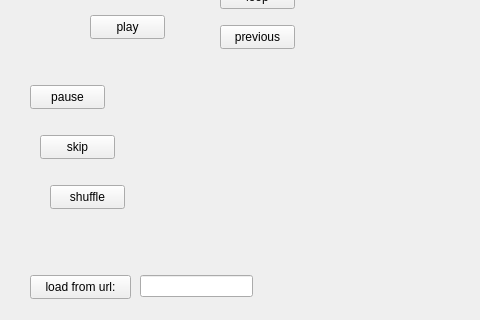
moltenlavaguava/peanut, file gui/main/gui.ui: the form before one commit; both pictures show x 0 to 480 and y 95 to 415 of the 710 by 584 pixel window.
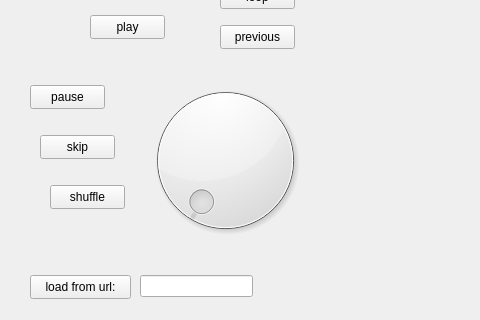
The form after the commit. Custom widgets are drawn as their Qt base class.

Patch:
```diff
--- a/gui/main/gui.ui
+++ b/gui/main/gui.ui
@@ -163,9 +163,17 @@
      </rect>
     </property>
     <property name="styleSheet">
-     <string notr="true">ScrollProgressBar &gt; #progressFrame {
-	corner-radius: 8px
-}</string>
+     <string notr="true"/>
+    </property>
+   </widget>
+   <widget class="QDial" name="dial">
+    <property name="geometry">
+     <rect>
+      <x>140</x>
+      <y>160</y>
+      <width>171</width>
+      <height>191</height>
+     </rect>
     </property>
    </widget>
   </widget>
```
